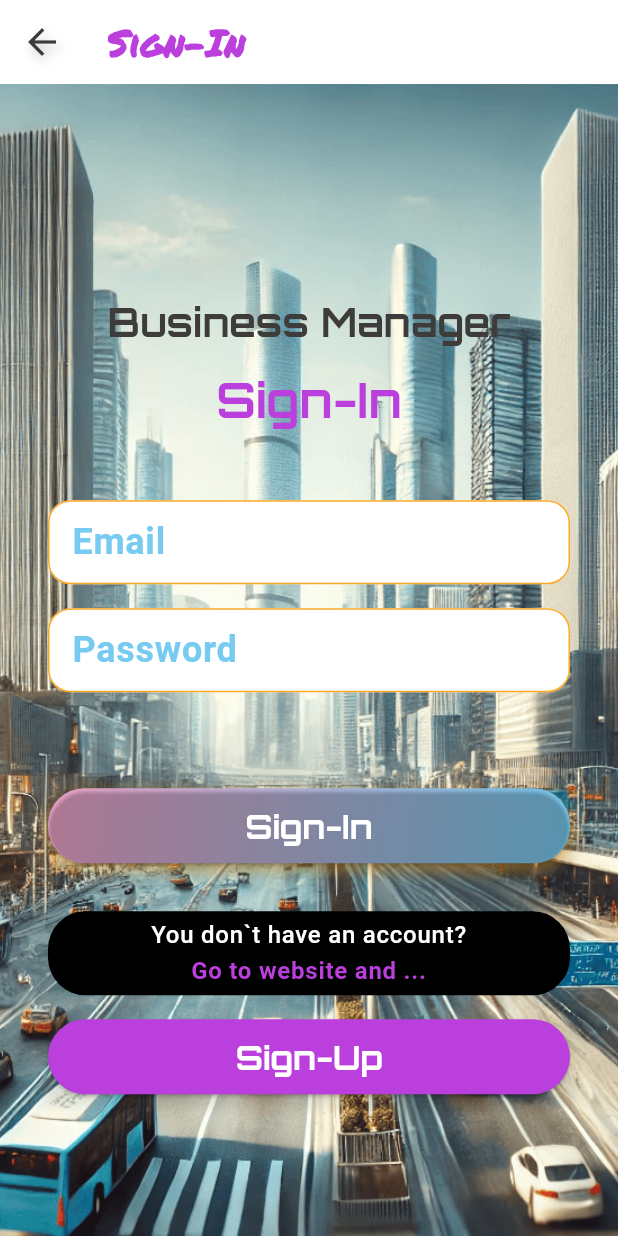
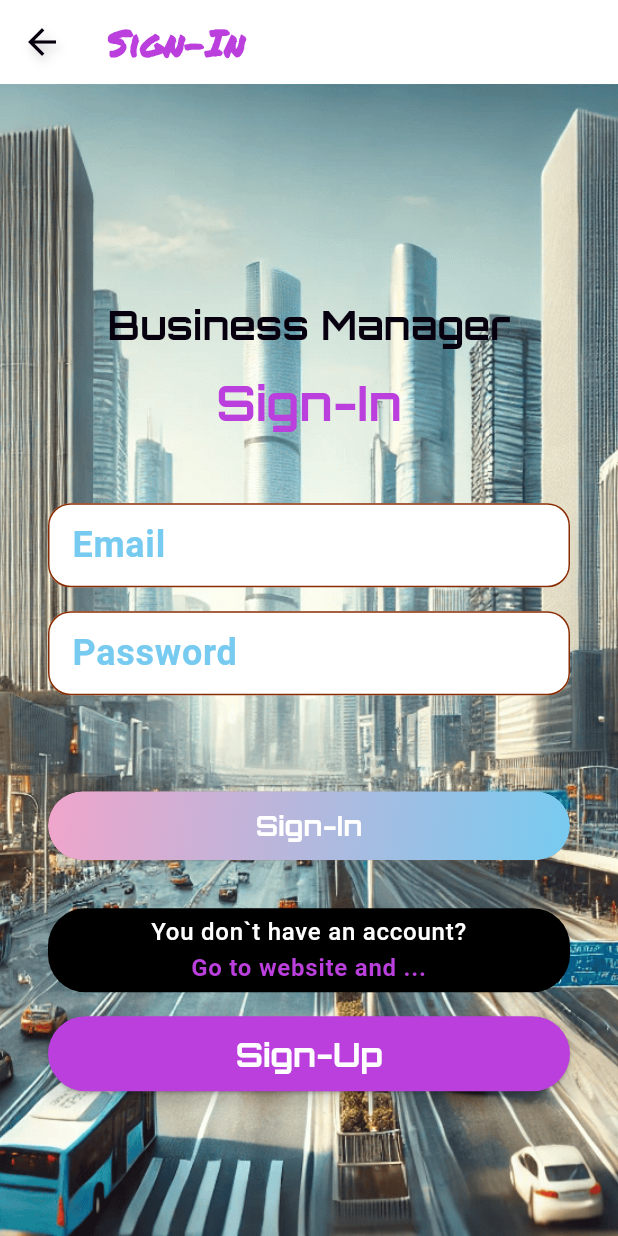
Before and after one commit to MichaelHiszpanski/business_manager, a Flutter app: the SignInScreen screen opened by its route, on a phone screen of 412 x 824 dp. Run offline on Flutter 3.47's test engine with Material 3 defaults, Android fonts, the phone set to English and light mode, and no system bars; our stand-ins replace auto_route, bloc, connectivity_plus, equatable, fl_chart, flutter_bloc and 13 more; accounts and stored records are empty; generated files the repository leaves out were written again; Roboto replaces fonts that are missing (Suse); project files that could hold a hidden picture were left out.

Commit message:
primary button

```diff
--- a/lib/core/theme/colors.dart
+++ b/lib/core/theme/colors.dart
@@ -6,11 +6,11 @@ class Pallete {
   static const Color gradient2 = Color.fromRGBO(251, 109, 169, 1);
   static const Color gradient3 = Color.fromRGBO(255, 159, 124, 1);
   static const Color borderColor = Color.fromRGBO(52, 51, 67, 1);
-  static const Color colorOne = Color.fromRGBO(61, 60, 58, 1);
-  static const Color colorTwo = Color.fromRGBO(112, 112, 112, 1);
-  static const Color colorThree = Color.fromRGBO(221, 212, 188, 1);
-  static const Color colorFour = Color.fromRGBO(248, 220, 11, 1);
-  static const Color colorFive = Color.fromRGBO(251, 168, 39, 1);
+  static const Color colorOne = Color.fromRGBO(7, 0, 14, 1);
+  static const Color colorTwo = Color.fromRGBO(238, 204, 141, 1);
+  static const Color colorThree = Color.fromRGBO(240, 139, 51, 1);
+  static const Color colorFour = Color.fromRGBO(215, 84, 4, 1);
+  static const Color colorFive = Color.fromRGBO(138, 44, 2, 1);
   static const Color colorSix = Color.fromRGBO(119, 203, 240, 1.0);
   static const Color colorSeven = Color.fromRGBO(240, 165, 203, 1.0);
 
--- a/lib/core/widgets/buttons/button_wrappers/button_wrapper_one.dart
+++ b/lib/core/widgets/buttons/button_wrappers/button_wrapper_one.dart
@@ -3,13 +3,15 @@ import 'package:business_manager/core/tools/constants.dart';
 import 'package:flutter/material.dart';
 
 class ButtonWrapperOne extends StatelessWidget {
- final  Widget child;
+  final Widget child;
 
   const ButtonWrapperOne({super.key, required this.child});
 
   @override
   Widget build(BuildContext context) {
-    return Container(
+    return ClipRRect(
+      borderRadius: BorderRadius.circular(Constants.padding24),
+      child: Container(
         decoration: BoxDecoration(
           gradient: const LinearGradient(
             colors: [Pallete.colorSeven, Pallete.colorSix],
@@ -27,6 +29,7 @@ class ButtonWrapperOne extends StatelessWidget {
           borderRadius: BorderRadius.circular(Constants.padding24),
         ),
         child: child,
+      ),
     );
   }
 }
--- a/lib/core/widgets/buttons/custom_floating_button.dart
+++ b/lib/core/widgets/buttons/custom_floating_button.dart
@@ -28,7 +28,6 @@ class CustomFloatingButton extends StatelessWidget {
               vertical: 8.0,
             ),
           ),
-          // elevation: WidgetStateProperty.all<double>(6.0),
           shape: WidgetStateProperty.all<RoundedRectangleBorder>(
             RoundedRectangleBorder(
               borderRadius: BorderRadius.circular(Constants.padding24),
--- /dev/null
+++ b/lib/core/widgets/buttons/primary_button/primary_button.dart
@@ -0,0 +1,45 @@
+import 'package:business_manager/core/theme/app_font_family.dart';
+import 'package:business_manager/core/tools/constants.dart';
+import 'package:business_manager/core/widgets/buttons/button_wrappers/button_wrapper_one.dart';
+import 'package:flutter/material.dart';
+
+class PrimaryButton extends StatelessWidget {
+  final VoidCallback onPressed;
+  final String buttonText;
+
+  const PrimaryButton({
+    super.key,
+    required this.onPressed,
+    required this.buttonText,
+  });
+
+  @override
+  Widget build(BuildContext context) {
+    return SizedBox(
+      width: double.infinity,
+      child: ButtonWrapperOne(
+        child: InkWell(
+          onTap: onPressed,
+          borderRadius: BorderRadius.circular(Constants.padding24),
+          child: Padding(
+            padding: const EdgeInsets.symmetric(
+              horizontal: 32.0,
+              vertical: 12.0,
+            ),
+            child: Center(
+              child: Text(
+                buttonText,
+                style: const TextStyle(
+                  fontSize: 18.0,
+                  fontWeight: FontWeight.bold,
+                  fontFamily: AppFontFamily.orbitron,
+                  color: Colors.white,
+                ),
+              ),
+            ),
+          ),
+        ),
+      ),
+    );
+  }
+}
--- a/lib/feature/auth/sign_in/sign_in_screen.dart
+++ b/lib/feature/auth/sign_in/sign_in_screen.dart
@@ -6,6 +6,7 @@ import 'package:business_manager/core/tools/constants.dart';
 import 'package:business_manager/core/tools/flutter_helper.dart';
 import 'package:business_manager/core/tools/network_controler.dart';
 import 'package:business_manager/core/widgets/buttons/button_wrappers/button_wrapper_one.dart';
+import 'package:business_manager/core/widgets/buttons/primary_button/primary_button.dart';
 import 'package:business_manager/core/widgets/custom_app_bar/custom_app_bar.dart';
 import 'package:business_manager/core/widgets/layouts/height_layout.dart';
 import 'package:business_manager/core/widgets/outlined_text_field/outlined_text_field.dart';
@@ -29,62 +30,6 @@ class _SignInScreenState extends State<SignInScreen> {
   final TextEditingController _passwordController = TextEditingController();
   String? _errorMessage;
   bool _isLoading = false;
-
-  Future<void> _signInWithSupabase() async {
-    setState(() {
-      _isLoading = true;
-      _errorMessage = null;
-    });
-
-    final email = _emailController.text.trim();
-    final password = _passwordController.text.trim();
-
-    try {
-      final response = await Supabase.instance.client.auth.signInWithPassword(
-        email: email,
-        password: password,
-      );
-
-      final user = response.user;
-
-      if (user == null) {
-        setState(() {
-          _errorMessage = "Failed to sign in. Please check your credentials.";
-        });
-        return;
-      }
-
-      final authToken =
-          Supabase.instance.client.auth.currentSession?.accessToken;
-
-      if (authToken != null && mounted) {
-        context.read<MainBloc>().add(UpdateAuthToken(authToken: authToken));
-        MainApp.navigatorKey.currentState!.pushNamedAndRemoveUntil(
-          AppRoutes.homePage,
-          (Route<dynamic> route) => false,
-        );
-      }
-    } catch (error) {
-      setState(() {
-        _errorMessage = "Failed to sign in. Please check your credentials.";
-      });
-    } finally {
-      setState(() {
-        _isLoading = false;
-      });
-    }
-  }
-
-  Future<void> _launchURL() async {
-    final Uri url =
-        Uri.parse("https://business-manager-website.vercel.app/sign-up");
-    if (await canLaunchUrl(url)) {
-      await launchUrl(
-        url,
-        mode: LaunchMode.externalApplication,
-      );
-    }
-  }
 
   @override
   Widget build(BuildContext context) {
@@ -152,38 +97,12 @@ class _SignInScreenState extends State<SignInScreen> {
                   inputValue: _passwordController,
                 ),
                 const SizedBox(height: Constants.padding16 * 4),
-                Container(
-                  width: double.maxFinite,
-                  height: 50,
-                  decoration: BoxDecoration(
-                    borderRadius: BorderRadius.circular(10),
-                    boxShadow: [
-                      BoxShadow(
-                        color: Colors.black.withOpacity(0.1),
-                        spreadRadius: 2,
-                        blurRadius: 6,
-                        offset: const Offset(0, 5),
-                      ),
-                    ],
-                  ),
-                  child: ButtonWrapperOne(
-                    child: Obx(
-                      () => ElevatedButton(
-                        onPressed:
-                            (_isLoading || !NetworkController.isNetworkConnected.value)
-                                ? null
-                                : _signInWithSupabase,
-                        style: ButtonStyle(
-                          backgroundColor:
-                              WidgetStateProperty.all(Colors.transparent),
-                        ),
-                        child: Text(
-                          context.strings.sign_in_with_email,
-                          style: context.text.displayMedium,
-                        ),
-                      ),
-                    ),
-                  ),
+                PrimaryButton(
+                  onPressed: () => (_isLoading ||
+                          !NetworkController.isNetworkConnected.value)
+                      ? null
+                      : _signInWithSupabase(),
+                  buttonText: context.strings.sign_in_with_email,
                 ),
                 const SizedBox(height: Constants.padding16 * 2),
                 Container(
@@ -255,4 +174,60 @@ class _SignInScreenState extends State<SignInScreen> {
       ),
     );
   }
+
+  Future<void> _signInWithSupabase() async {
+    setState(() {
+      _isLoading = true;
+      _errorMessage = null;
+    });
+
+    final email = _emailController.text.trim();
+    final password = _passwordController.text.trim();
+
+    try {
+      final response = await Supabase.instance.client.auth.signInWithPassword(
+        email: email,
+        password: password,
+      );
+
+      final user = response.user;
+
+      if (user == null) {
+        setState(() {
+          _errorMessage = "Failed to sign in. Please check your credentials.";
+        });
+        return;
+      }
+
+      final authToken =
+          Supabase.instance.client.auth.currentSession?.accessToken;
+
+      if (authToken != null && mounted) {
+        context.read<MainBloc>().add(UpdateAuthToken(authToken: authToken));
+        MainApp.navigatorKey.currentState!.pushNamedAndRemoveUntil(
+          AppRoutes.homePage,
+          (Route<dynamic> route) => false,
+        );
+      }
+    } catch (error) {
+      setState(() {
+        _errorMessage = "Failed to sign in. Please check your credentials.";
+      });
+    } finally {
+      setState(() {
+        _isLoading = false;
+      });
+    }
+  }
+
+  Future<void> _launchURL() async {
+    final Uri url =
+        Uri.parse("https://business-manager-website.vercel.app/sign-up");
+    if (await canLaunchUrl(url)) {
+      await launchUrl(
+        url,
+        mode: LaunchMode.externalApplication,
+      );
+    }
+  }
 }
--- a/lib/feature/services/employee_management/presentation/widgets/employee_display_row.dart
+++ b/lib/feature/services/employee_management/presentation/widgets/employee_display_row.dart
@@ -21,13 +21,13 @@ class EmployeeDisplayRow extends StatelessWidget {
         Icon(
           icon,
           size: 32,
-          color: Pallete.gradient1,
+          color: Pallete.gradient2,
         ),
         const SizedBox(width: Constants.padding16),
         Expanded(
           child: Text(
             text,
-            style: textStyle ?? Theme.of(context).textTheme.titleMedium,
+            style: textStyle ?? Theme.of(context).textTheme.titleMedium?.copyWith(color: Colors.white),
           ),
         ),
       ],
--- a/lib/feature/services/invoice_manager/presentation/widgets/forms/invoice_details_inputs.dart
+++ b/lib/feature/services/invoice_manager/presentation/widgets/forms/invoice_details_inputs.dart
@@ -2,6 +2,7 @@ import 'package:business_manager/core/helpers/validations_helper.dart';
 import 'package:business_manager/core/theme/colors.dart';
 import 'package:business_manager/core/tools/constants.dart';
 import 'package:business_manager/core/widgets/buttons/custom_floating_button.dart';
+import 'package:business_manager/core/widgets/buttons/primary_button/primary_button.dart';
 import 'package:business_manager/core/widgets/date_picker/date_picker.dart';
 import 'package:flutter/material.dart';
 import 'package:flutter/services.dart';
@@ -81,7 +82,7 @@ class _InvoiceDetailsInputsState extends State<InvoiceDetailsInputs> {
             backgroundColor: Colors.red,
           ),
           const SizedBox(height: Constants.padding16),
-          CustomFloatingButton(
+          PrimaryButton(
             onPressed: () {
               if (_keyForm.currentState!.validate()) {
                 widget.onSaveData();
@@ -89,7 +90,7 @@ class _InvoiceDetailsInputsState extends State<InvoiceDetailsInputs> {
               }
             },
             buttonText: 'Apply',
-            backgroundColor: Pallete.gradient3,
+
           ),
         ],
       ),
```
Also changed, not shown: lib/feature/services/employee_management/presentation/screens/employee_details_screen.dart (+39 -10 lines), lib/feature/services/employee_management/presentation/widgets/employee_details_display.dart (+17 -2 lines). Lines whose indentation alone changed are shown as unchanged.
